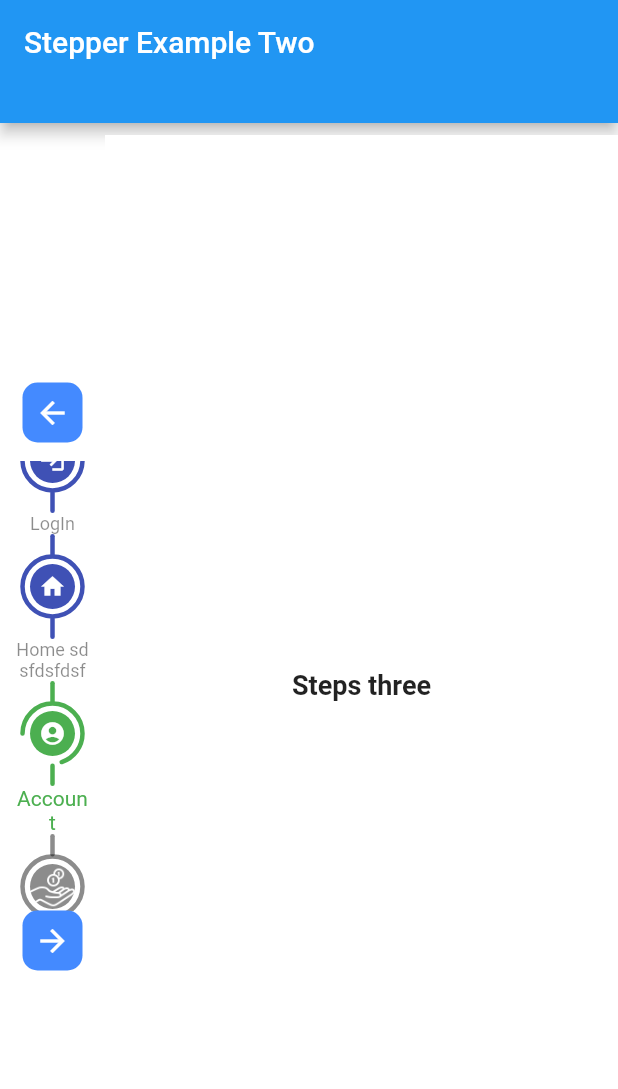
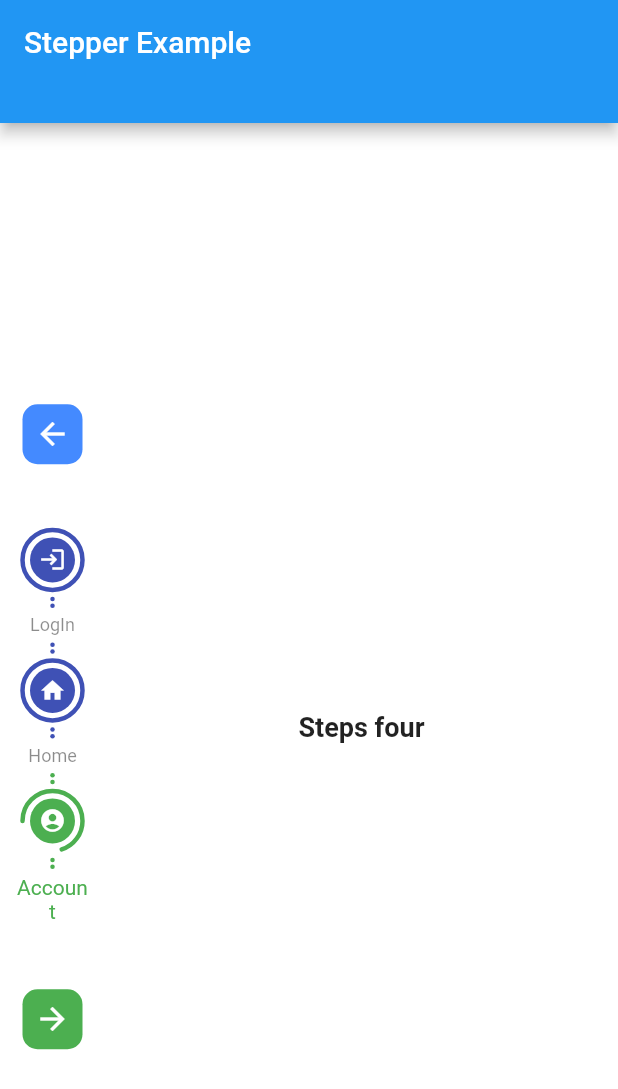
Before and after one commit to uttom41/StepperA, a Flutter app: the screen it shows after launch, swiped to page 3, on a phone screen of 412 x 824 dp. Shown: the top 1089 px of the screen. Run offline on Flutter 3.47's test engine with Material 2 defaults, Android fonts, the phone set to English and light mode, and no system bars.

Commit message:
commit for v1.2.3

```diff
--- a/example/lib/main.dart
+++ b/example/lib/main.dart
@@ -1,11 +1,9 @@
 import 'package:example/step_four.dart';
-import 'package:example/step_one.dart';
 import 'package:example/step_three.dart';
 import 'package:example/step_two.dart';
 import 'package:flutter/material.dart';
 import 'package:stepper_a/stepper_a.dart';
 
-import 'example_two.dart';
 
 void main() {
   runApp(const MyApp());
@@ -21,7 +19,7 @@ class MyApp extends StatelessWidget {
       theme: ThemeData(
         primarySwatch: Colors.blue,
       ),
-      home: const ExampleTwo(),
+      home: const StepperExample(),
     );
   }
 }
@@ -119,11 +117,11 @@ class _StepperExampleState extends State<StepperExample> {
               //         style:
               //             TextStyle(fontSize: 14, color: Colors.white)),
             ),
-            customSteps: [
-              const CustomSteps(stepsIcon: Icons.login, title: "LogIn"),
-              const CustomSteps(stepsIcon: Icons.home, title: "Home"),
-              const CustomSteps(stepsIcon: Icons.account_circle, title: "Account"),
-              CustomSteps(image: Image.asset("assets/pic/pay.png", color: Colors.white), title: "Payment"),
+            customSteps: const [
+              CustomSteps(stepsIcon: Icons.login, title: "LogIn"),
+              CustomSteps(stepsIcon: Icons.home, title: "Home"),
+              CustomSteps(stepsIcon: Icons.account_circle, title: "Account"),
+            //  CustomSteps(image: Image.asset("assets/pic/pay.png", color: Colors.white), title: "Payment"),
             ],
             step: const StepA(
                 currentStepColor: Colors.green,
@@ -132,7 +130,7 @@ class _StepperExampleState extends State<StepperExample> {
                 // loadingWidget: CircularProgressIndicator(color: Colors.green,),
                 margin: EdgeInsets.all(5)),
             stepperBodyWidget: [
-              // StepOne(controller: controller),
+             // StepOne(controller: controller),
               StepTwo(controller: controller),
               StepThree(controller: controller),
               StepFour(controller: controller),
--- a/lib/src/button/stepper_button.dart
+++ b/lib/src/button/stepper_button.dart
@@ -3,7 +3,7 @@
 ///
 ///
 ///
-import 'dart:io';
+
 
 import 'package:flutter/material.dart';
 import 'package:stepper_a/src/button/stepper_a_button_style.dart';
--- a/lib/src/drawing/path_painter.dart
+++ b/lib/src/drawing/path_painter.dart
@@ -5,7 +5,6 @@
 
 import 'package:flutter/material.dart';
 import 'package:stepper_a/src/drawing/path_draw.dart';
-import 'package:stepper_a/src/utils/stepper_model.dart';
 import 'calculate_perfect_size.dart';
 import 'dash_draw.dart';
 import 'path_draw_animation.dart';
--- a/pubspec.yaml
+++ b/pubspec.yaml
@@ -1,6 +1,6 @@
 name: stepper_a
 description: StepperA is a simple and robust Flutter package which is making it possible to use FormKey validation and easy access your own button press control.
-version: 1.2.2
+version: 1.2.3
 homepage: https://github.com/uttom41/StepperA
 
 environment:
```
Also changed, not shown: example/pubspec.lock, 2 other files.
